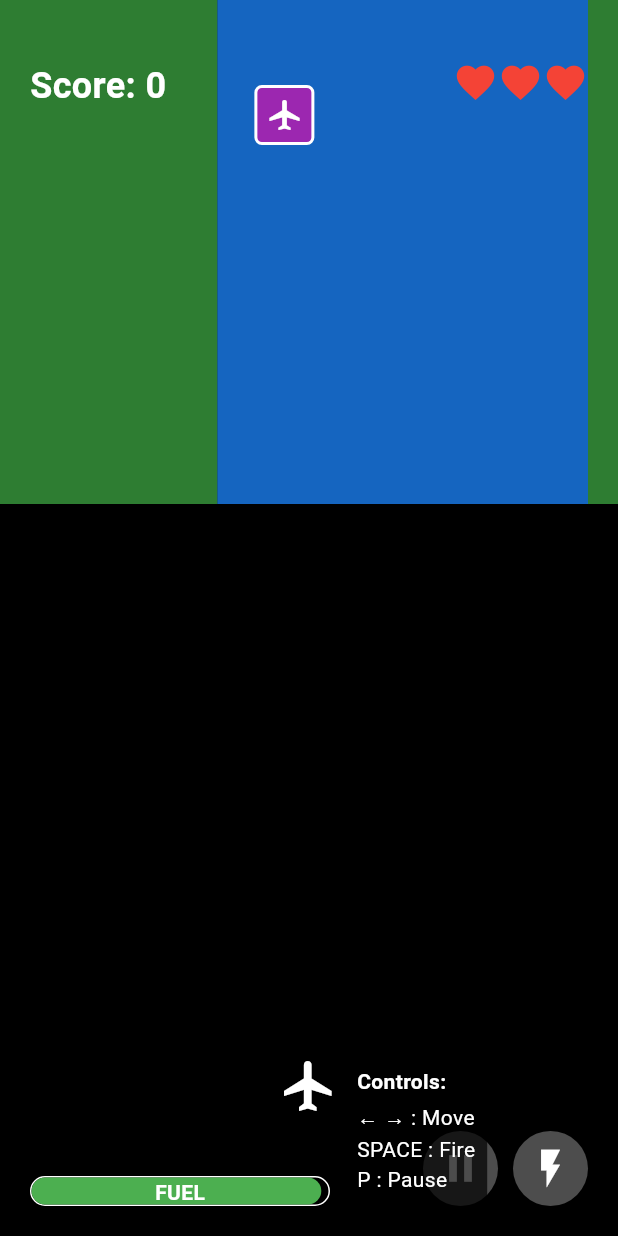
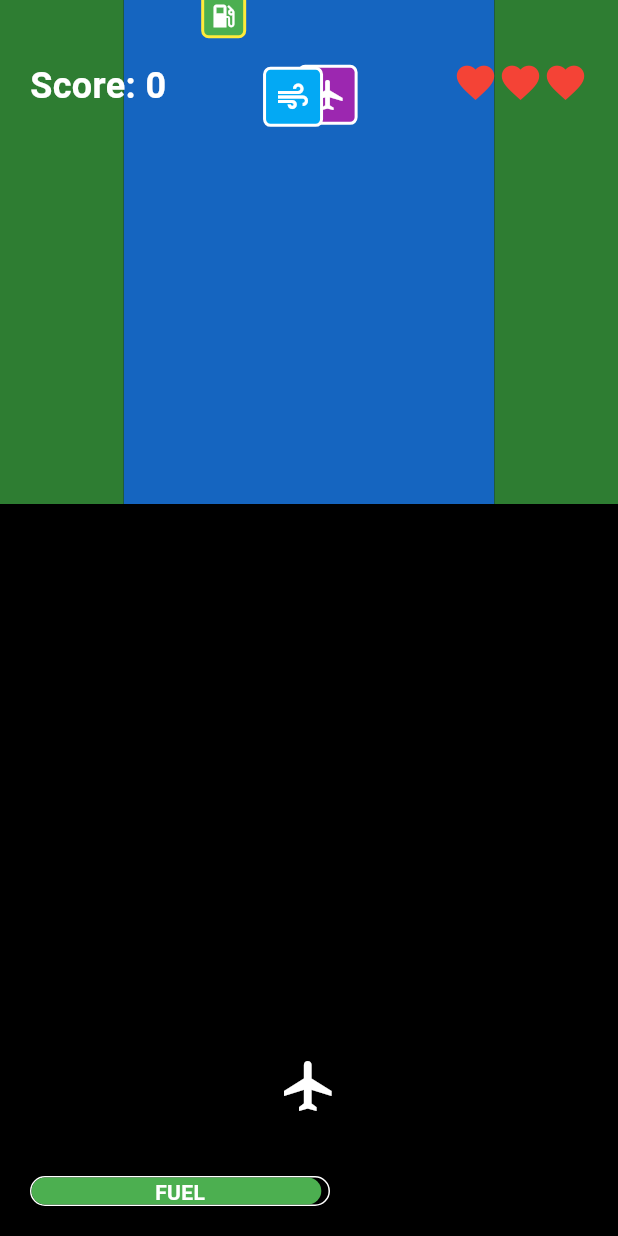
Before and after one commit to gilsonjuniorpro/river_raid_claude_ai, a Flutter app: the screen it shows after launch, after a tap on "START GAME", on a phone screen of 412 x 824 dp. Run offline on Flutter 3.47's test engine with Material 3 defaults, Android fonts, the light colour scheme and no system bars.

Commit message:
centered game and update readme

```diff
--- a/lib/main.dart
+++ b/lib/main.dart
@@ -165,18 +165,14 @@ class GameScreenState extends State<GameScreen> {
     const sectionHeight = 200.0;
     final sectionsNeeded = (screenHeight / sectionHeight).ceil() + 2;
 
-    double lastRiverPosition = screenWidth / 2;
-    double riverWidth = screenWidth * 0.6;
+    // Fixed river position in the center
+    final riverWidth = screenWidth * 0.6;
+    final riverLeft = (screenWidth - riverWidth) / 2;
 
     for (int i = 0; i < sectionsNeeded; i++) {
-      // Create a new river section with slight meandering
-      final newLeft = max(20.0, min(screenWidth - riverWidth - 20,
-          lastRiverPosition + random.nextDouble() * 40 - 20));
-      lastRiverPosition = newLeft + riverWidth / 2;
-
       terrainSections.add(TerrainSection(
         top: -sectionHeight * i,
-        left: newLeft,
+        left: riverLeft,
         riverWidth: riverWidth,
         sectionHeight: sectionHeight,
         screenWidth: screenWidth,
@@ -188,7 +184,7 @@ class GameScreenState extends State<GameScreen> {
         final enemyCount = 1 + random.nextInt(3);
 
         for (int j = 0; j < enemyCount; j++) {
-          final enemyX = newLeft + riverWidth * random.nextDouble() * 0.8 + riverWidth * 0.1;
+          final enemyX = riverLeft + riverWidth * random.nextDouble() * 0.8 + riverWidth * 0.1;
           final enemyY = -sectionHeight * i + random.nextDouble() * sectionHeight * 0.8;
 
           final enemyType = random.nextInt(3); // 0 = boat, 1 = helicopter, 2 = jet
@@ -206,7 +202,7 @@ class GameScreenState extends State<GameScreen> {
       if (i > 0) {
         // Always add a fuel tank in the second section to ensure the player sees one
         if (i == 1 || random.nextDouble() < 0.7) {
-          final fuelX = newLeft + riverWidth * random.nextDouble() * 0.8 + riverWidth * 0.1;
+          final fuelX = riverLeft + riverWidth * random.nextDouble() * 0.8 + riverWidth * 0.1;
           final fuelY = -sectionHeight * i + random.nextDouble() * sectionHeight * 0.8;
 
           fuelTanks.add(Fuel(
@@ -481,6 +477,12 @@ class GameScreenState extends State<GameScreen> {
 
   @override
   Widget build(BuildContext context) {
+    final screenWidth = MediaQuery.of(context).size.width;
+    final screenHeight = MediaQuery.of(context).size.height;
+
+    // Optional: cap game width to 600 for a more "phone-like" width on tablets
+    final gameWidth = screenWidth.clamp(300.0, 600.0); // Adjust 600 to your preference
+
     return Scaffold(
       backgroundColor: Colors.black,
       body: RawKeyboardListener(
@@ -503,6 +505,10 @@ class GameScreenState extends State<GameScreen> {
             }
           }
         },
+        child: Center(
+          child: SizedBox(
+            width: gameWidth,
+            height: screenHeight,
             child: GestureDetector(
               onHorizontalDragUpdate: (details) {
                 if (!gamePaused && !gameOver) {
@@ -516,30 +522,22 @@ class GameScreenState extends State<GameScreen> {
               },
               child: Stack(
                 children: [
-              // Draw terrain
                   CustomPaint(
-                size: Size(MediaQuery.of(context).size.width, MediaQuery.of(context).size.height),
+                    size: Size(gameWidth, screenHeight),
                     painter: TerrainPainter(terrainSections),
                   ),
 
-              // Draw game objects
-              ...terrainSections.map((section) => section.build()),
-
-              // Draw enemies
+                  // Game objects - enemies, player, bullets, etc.
                   ...enemies.map((enemy) => Positioned(
                     left: enemy.position.dx - enemy.size.width / 2,
                     top: enemy.position.dy - enemy.size.height / 2,
                     child: enemy.build(),
                   )),
-
-              // Draw fuel tanks
                   ...fuelTanks.map((fuel) => Positioned(
                     left: fuel.position.dx - fuel.size.width / 2,
                     top: fuel.position.dy - fuel.size.height / 2,
                     child: fuel.build(),
                   )),
-
-              // Draw bullets
                   ...bullets.map((bullet) => Positioned(
                     left: bullet.position.dx - bullet.size.width / 2,
                     top: bullet.position.dy - bullet.size.height / 2,
@@ -549,8 +547,6 @@ class GameScreenState extends State<GameScreen> {
                       color: Colors.yellow,
                     ),
                   )),
-
-              // Draw explosions
                   ...explosions.map((explosion) => Positioned(
                     left: explosion.position.dx - explosion.size.width / 2,
                     top: explosion.position.dy - explosion.size.height / 2,
@@ -575,17 +571,13 @@ class GameScreenState extends State<GameScreen> {
                     ),
                   )),
 
-              // Draw player
+                  // Player
                   Positioned(
                     left: player.position.dx - player.size.width / 2,
                     top: player.position.dy - player.size.height / 2,
                     child: Container(
                       width: player.size.width,
                       height: player.size.height,
-                  decoration: BoxDecoration(
-                    //color: Colors.blue,
-                    borderRadius: BorderRadius.circular(5),
-                  ),
                       child: const Center(
                         child: Icon(
                           Icons.flight,
@@ -596,7 +588,7 @@ class GameScreenState extends State<GameScreen> {
                     ),
                   ),
 
-              // Game UI
+                  // UI elements (score, lives, fuel, etc.)
                   Positioned(
                     top: 40,
                     left: 20,
@@ -609,7 +601,6 @@ class GameScreenState extends State<GameScreen> {
                       ),
                     ),
                   ),
-
                   Positioned(
                     top: 40,
                     right: 20,
@@ -620,8 +611,6 @@ class GameScreenState extends State<GameScreen> {
                       ),
                     ),
                   ),
-
-              // Fuel gauge
                   Positioned(
                     bottom: 20,
                     left: 20,
@@ -655,75 +644,6 @@ class GameScreenState extends State<GameScreen> {
                     ),
                   ),
 
-              // Controls
-              Positioned(
-                bottom: 20,
-                right: 20,
-                child: Row(
-                  children: [
-                    GestureDetector(
-                      onTap: () {
-                        setState(() {
-                          gamePaused = !gamePaused;
-                        });
-                      },
-                      child: Container(
-                        padding: const EdgeInsets.all(10),
-                        decoration: BoxDecoration(
-                          color: Colors.white.withOpacity(0.3),
-                          shape: BoxShape.circle,
-                        ),
-                        child: Icon(
-                          gamePaused ? Icons.play_arrow : Icons.pause,
-                          color: Colors.white,
-                          size: 30,
-                        ),
-                      ),
-                    ),
-                    const SizedBox(width: 10),
-                    GestureDetector(
-                      onTap: fireBullet,
-                      child: Container(
-                        padding: const EdgeInsets.all(10),
-                        decoration: BoxDecoration(
-                          color: Colors.white.withOpacity(0.3),
-                          shape: BoxShape.circle,
-                        ),
-                        child: const Icon(
-                          Icons.flash_on,
-                          color: Colors.white,
-                          size: 30,
-                        ),
-                      ),
-                    ),
-                  ],
-                ),
-              ),
-
-              // Keyboard controls info
-              Positioned(
-                bottom: 20,
-                left: 230,
-                child: Container(
-                  padding: const EdgeInsets.all(8),
-                  decoration: BoxDecoration(
-                    color: Colors.black.withOpacity(0.7),
-                    borderRadius: BorderRadius.circular(5),
-                  ),
-                  child: const Column(
-                    crossAxisAlignment: CrossAxisAlignment.start,
-                    children: [
-                      Text('Controls:', style: TextStyle(color: Colors.white, fontWeight: FontWeight.bold)),
-                      SizedBox(height: 4),
-                      Text('← → : Move', style: TextStyle(color: Colors.white)),
-                      Text('SPACE : Fire', style: TextStyle(color: Colors.white)),
-                      Text('P : Pause', style: TextStyle(color: Colors.white)),
-                    ],
-                  ),
-                ),
-              ),
-
-              // Game over overlay
                   if (gameOver)
                     Container(
                       color: Colors.black.withOpacity(0.8),
@@ -749,33 +669,17 @@ class GameScreenState extends State<GameScreen> {
                             ),
                             const SizedBox(height: 40),
                             ElevatedButton(
-                          style: ElevatedButton.styleFrom(
-                            backgroundColor: Colors.blue,
-                            padding: const EdgeInsets.symmetric(horizontal: 30, vertical: 15),
-                          ),
                               onPressed: resetGame,
-                          child: const Text(
-                            'PLAY AGAIN',
-                            style: TextStyle(fontSize: 24),
-                          ),
+                              child: const Text('PLAY AGAIN', style: TextStyle(fontSize: 24)),
                             ),
                             const SizedBox(height: 20),
                             ElevatedButton(
-                          style: ElevatedButton.styleFrom(
-                            backgroundColor: Colors.red,
-                            padding: const EdgeInsets.symmetric(horizontal: 30, vertical: 15),
-                          ),
                               onPressed: () {
                                 Navigator.of(context).pushReplacement(
-                              MaterialPageRoute(
-                                builder: (context) => const MainMenu(),
-                              ),
+                                  MaterialPageRoute(builder: (context) => const MainMenu()),
                                 );
                               },
-                          child: const Text(
-                            'MAIN MENU',
-                            style: TextStyle(fontSize: 24),
-                          ),
+                              child: const Text('MAIN MENU', style: TextStyle(fontSize: 24)),
                             ),
                           ],
                         ),
@@ -785,8 +689,11 @@ class GameScreenState extends State<GameScreen> {
               ),
             ),
           ),
+        ),
+      ),
     );
   }
+
 }
 
 // Game objects
```
Also changed, not shown: 1 other file. Lines whose indentation alone changed are shown as unchanged.
